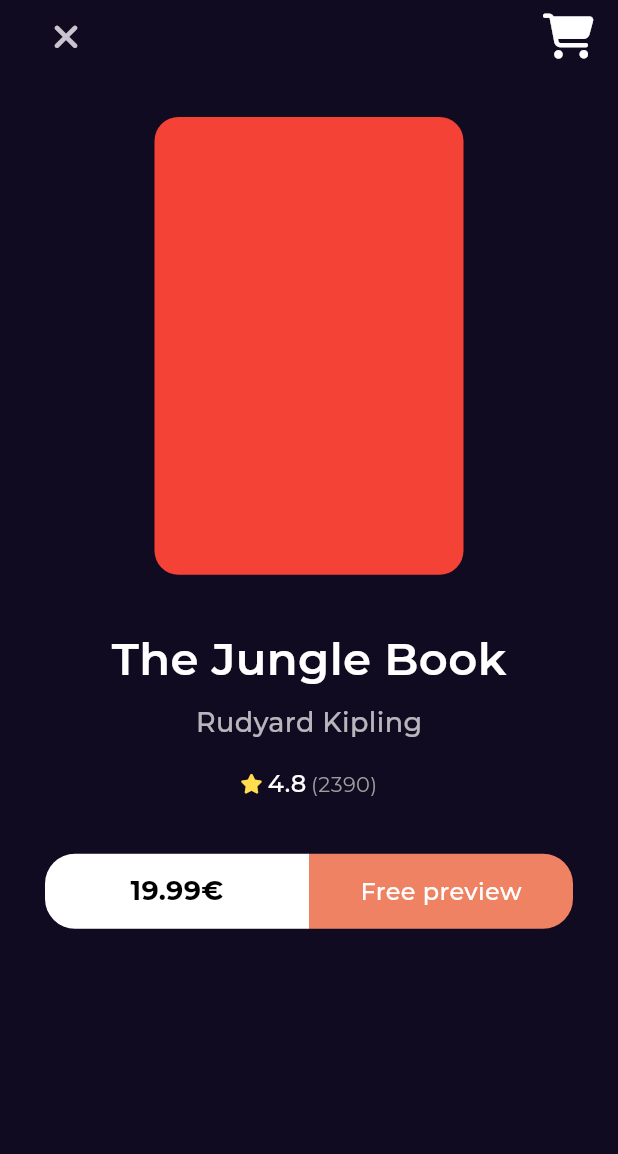
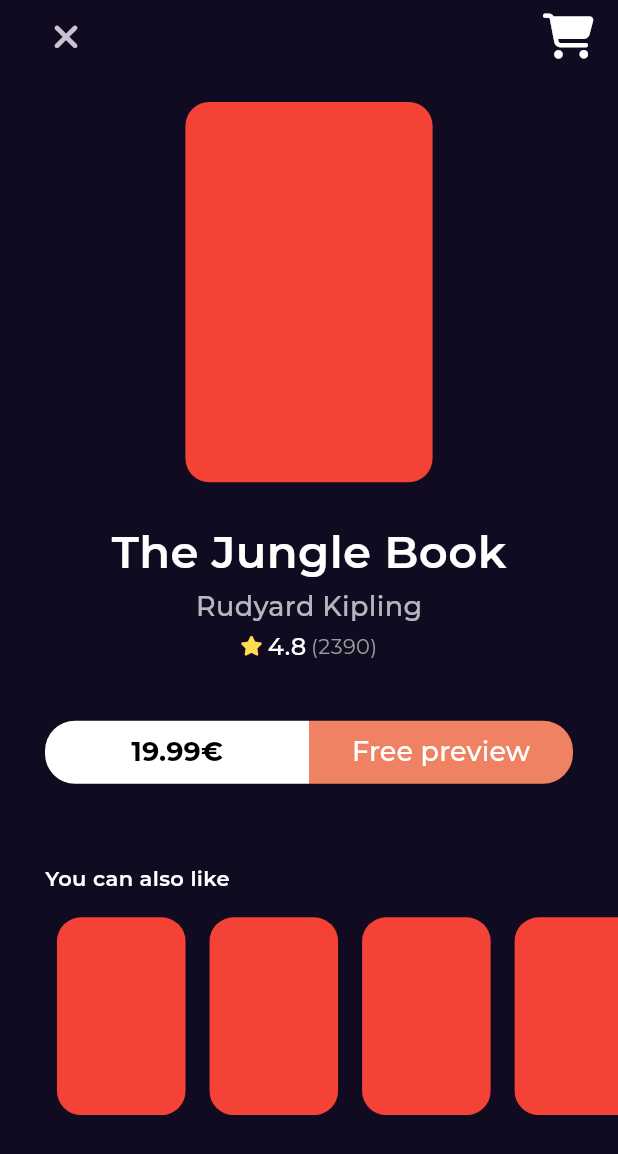
Before and after one commit to MohammadBeta/BooklyApp, a Flutter app: the BookDetailsView screen opened by its route, on a phone screen of 412 x 824 dp. Shown: the top 1154 px of the screen. Run offline on Flutter 3.47's test engine with Material 3 defaults, Android fonts, the phone set to English and light mode, and no system bars; our stand-ins replace flutter_svg, font_awesome_flutter, go_router, google_fonts.

Commit message:
refactor views

```diff
--- /dev/null
+++ b/lib/core/widgets/custom_text_button.dart
@@ -0,0 +1,22 @@
+
+import 'package:flutter/material.dart';
+
+class CustomTextButton extends StatelessWidget {
+  const CustomTextButton(
+      {super.key,
+      required this.child,
+      this.backgroundColor = Colors.white,
+      this.borderRadius = BorderRadius.zero});
+  final BorderRadiusGeometry borderRadius;
+  final Color backgroundColor;
+  final Widget child;
+  @override
+  Widget build(BuildContext context) {
+    return TextButton(
+        style: TextButton.styleFrom(
+            backgroundColor: backgroundColor,
+            shape: RoundedRectangleBorder(borderRadius: borderRadius)),
+        onPressed: () {},
+        child: child);
+  }
+}
--- a/lib/featuers/home/presentation/views/book_details_view.dart
+++ b/lib/featuers/home/presentation/views/book_details_view.dart
@@ -9,6 +9,8 @@
   @override
   Widget build(BuildContext context) {
     return const Scaffold(
-        appBar: BookDetailsAppBar(), body: BookDetailsViewBody());
+      appBar: BookDetailsAppBar(),
+      body: BookDetailsViewBody(),
+    );
   }
 }
--- /dev/null
+++ b/lib/featuers/home/presentation/widgets/book_details_view/book_details_buttons.dart
@@ -0,0 +1,36 @@
+import 'package:bookly_application/core/utilis/constants/styles.dart';
+import 'package:bookly_application/core/widgets/custom_text_button.dart';
+import 'package:flutter/material.dart';
+
+class BookDetailsButtons extends StatelessWidget {
+  const BookDetailsButtons({super.key});
+
+  @override
+  Widget build(BuildContext context) {
+    return Row(
+      children: [
+        Expanded(
+          child: CustomTextButton(
+            borderRadius: const BorderRadius.only(
+                topLeft: Radius.circular(20), bottomLeft: Radius.circular(20)),
+            child: Text(
+              "19.99€",
+              style: AppStyles.styleBold15
+                  .copyWith(color: Colors.black, fontSize: 18),
+            ),
+          ),
+        ),
+        const Expanded(
+            child: CustomTextButton(
+          backgroundColor: Color(0xffEF8262),
+          borderRadius: BorderRadius.only(
+              topRight: Radius.circular(20), bottomRight: Radius.circular(20)),
+          child: Text(
+            "Free preview",
+            style: AppStyles.styleMedium18,
+          ),
+        ))
+      ],
+    );
+  }
+}
--- /dev/null
+++ b/lib/featuers/home/presentation/widgets/book_details_view/book_details_section.dart
@@ -0,0 +1,48 @@
+import 'package:bookly_application/core/utilis/constants/styles.dart';
+import 'package:bookly_application/featuers/home/presentation/widgets/book_details_view/book_details_buttons.dart';
+import 'package:bookly_application/featuers/home/presentation/widgets/home_view/best_seller/book_rating.dart';
+import 'package:bookly_application/featuers/home/presentation/widgets/home_view/books/book_listview_item.dart';
+import 'package:flutter/material.dart';
+
+class BookDetailSection extends StatelessWidget {
+  const BookDetailSection({super.key});
+
+  @override
+  Widget build(BuildContext context) {
+    return Column(
+      children: [
+        SizedBox(
+            width: MediaQuery.sizeOf(context).width * .4,
+            child: const CustomBookItem()),
+        const SizedBox(
+          height: 25,
+        ),
+        Text(
+          "The Jungle Book",
+          style: AppStyles.styleRegular30.copyWith(fontWeight: FontWeight.w600),
+        ),
+        const SizedBox(
+          height: 2,
+        ),
+        const Opacity(
+          opacity: .7,
+          child: Text(
+            "Rudyard Kipling",
+            style: AppStyles.styleMedium18,
+          ),
+        ),
+        const SizedBox(
+          height: 2,
+        ),
+        const BookRating(),
+        const SizedBox(
+          height: 35,
+        ),
+        const Padding(
+          padding: EdgeInsets.symmetric(horizontal: 30),
+          child: BookDetailsButtons(),
+        ),
+      ],
+    );
+  }
+}
--- a/lib/featuers/home/presentation/widgets/book_details_view/book_details_view_body.dart
+++ b/lib/featuers/home/presentation/widgets/book_details_view/book_details_view_body.dart
@@ -1,8 +1,7 @@
-import 'package:bookly_application/core/utilis/constants/styles.dart';
-import 'package:bookly_application/featuers/home/presentation/widgets/home_view/best_seller/book_rating.dart';
+import 'package:bookly_application/featuers/home/presentation/widgets/book_details_view/book_details_section.dart';
 import 'package:flutter/material.dart';
 
-import '../home_view/books/book_listview_item.dart';
+import 'similar_book_section.dart';
 
 class BookDetailsViewBody extends StatelessWidget {
   const BookDetailsViewBody({super.key});
@@ -10,81 +9,22 @@
   @override
   Widget build(BuildContext context) {
     return Padding(
-      padding: const EdgeInsets.symmetric(horizontal: 30).copyWith(top: 30),
+      padding: const EdgeInsets.symmetric(horizontal: 0).copyWith(top: 20),
       child: SizedBox(
         width: MediaQuery.sizeOf(context).width,
-        child: Column(
+        child: const Column(
           mainAxisAlignment: MainAxisAlignment.start,
           crossAxisAlignment: CrossAxisAlignment.center,
           children: [
-            SizedBox(
-                width: MediaQuery.sizeOf(context).width * .5,
-                child: const BookListViewItem()),
-            const SizedBox(
-              height: 35,
-            ),
-            Text(
-              "The Jungle Book",
-              style: AppStyles.styleRegular30
-                  .copyWith(fontWeight: FontWeight.w600),
-            ),
-            const SizedBox(
-              height: 8,
-            ),
-            const Opacity(
-              opacity: .7,
-              child: Text(
-                "Rudyard Kipling",
-                style: AppStyles.styleMedium18,
-              ),
-            ),
-            const SizedBox(
-              height: 16,
-            ),
-            const BookRating(),
-            const SizedBox(
-              height: 35,
-            ),
+            BookDetailSection(),
             SizedBox(
               height: 50,
-              child: Row(
-                children: [
-                  Expanded(
-                    child: Container(
-                      alignment: Alignment.center,
-                      decoration: const BoxDecoration(
-                        borderRadius: BorderRadius.only(
-                            topLeft: Radius.circular(20),
-                            bottomLeft: Radius.circular(20)),
-                        color: Colors.white,
-                      ),
-                      child: Text(
-                        "19.99€",
-                        textAlign: TextAlign.center,
-                        style: AppStyles.styleBold15.copyWith(
-                            color: Colors.black,
-                            fontSize: 18,
-                            fontWeight: FontWeight.w700),
-                      ),
-                    ),
-                  ),
-                  Expanded(
-                    child: Container(
-                      alignment: Alignment.center,
-                      decoration: const BoxDecoration(
-                        borderRadius: BorderRadius.only(
-                            topRight: Radius.circular(20),
-                            bottomRight: Radius.circular(20)),
-                        color: Color(0xffEF8262),
-                      ),
-                      child: const Text(
-                        "Free preview",
-                        style: AppStyles.styleMedium16,
-                      ),
-                    ),
-                  )
-                ],
+            ),
+            Padding(
+              padding: EdgeInsets.only(
+                left: 30,
               ),
+              child: SimilarBooksSection(),
             )
           ],
         ),
--- /dev/null
+++ b/lib/featuers/home/presentation/widgets/book_details_view/similar_book_section.dart
@@ -0,0 +1,27 @@
+import 'package:bookly_application/core/utilis/constants/styles.dart';
+import 'package:bookly_application/featuers/home/presentation/widgets/book_details_view/similar_books_list_view.dart';
+import 'package:flutter/material.dart';
+
+class SimilarBooksSection extends StatelessWidget {
+  const SimilarBooksSection({super.key});
+
+  @override
+  Widget build(BuildContext context) {
+    return Column(
+      crossAxisAlignment: CrossAxisAlignment.start,
+      children: [
+        const Text(
+          "You can also like",
+          style: AppStyles.styleSemiBold14,
+        ),
+        const SizedBox(
+          height: 16,
+        ),
+        SizedBox(
+          height: MediaQuery.sizeOf(context).height * .16,
+          child: const SimilarBooksListView(),
+        ),
+      ],
+    );
+  }
+}
--- /dev/null
+++ b/lib/featuers/home/presentation/widgets/book_details_view/similar_books_list_view.dart
@@ -0,0 +1,22 @@
+import 'package:bookly_application/featuers/home/presentation/widgets/home_view/books/book_listview_item.dart';
+import 'package:flutter/material.dart';
+
+class SimilarBooksListView extends StatelessWidget {
+  const SimilarBooksListView({
+    super.key,
+  });
+
+  @override
+  Widget build(BuildContext context) {
+    return ListView.builder(
+      scrollDirection: Axis.horizontal,
+      itemCount: 10,
+      itemBuilder: (context, index) {
+        return const Padding(
+          padding: EdgeInsets.symmetric(horizontal: 8),
+          child: CustomBookItem(),
+        );
+      },
+    );
+  }
+}
--- a/lib/featuers/home/presentation/widgets/home_view/books/book_listview_item.dart
+++ b/lib/featuers/home/presentation/widgets/home_view/books/book_listview_item.dart
@@ -1,12 +1,12 @@
 import 'package:flutter/material.dart';
 
-class BookListViewItem extends StatelessWidget {
-  const BookListViewItem({super.key});
+class CustomBookItem extends StatelessWidget {
+  const CustomBookItem({super.key});
 
   @override
   Widget build(BuildContext context) {
     return AspectRatio(
-      aspectRatio: 2.7 / 4,
+      aspectRatio: 2.6 / 4,
       child: Container(
         decoration: BoxDecoration(
             color: Colors.red, borderRadius: BorderRadius.circular(16)),
--- a/lib/featuers/home/presentation/widgets/home_view/books/books_listview.dart
+++ b/lib/featuers/home/presentation/widgets/home_view/books/books_listview.dart
@@ -14,7 +14,7 @@
         itemBuilder: (context, index) {
           return const Padding(
             padding: EdgeInsets.symmetric(horizontal: 8),
-            child: BookListViewItem(),
+            child: CustomBookItem(),
           );
         },
       ),
```
